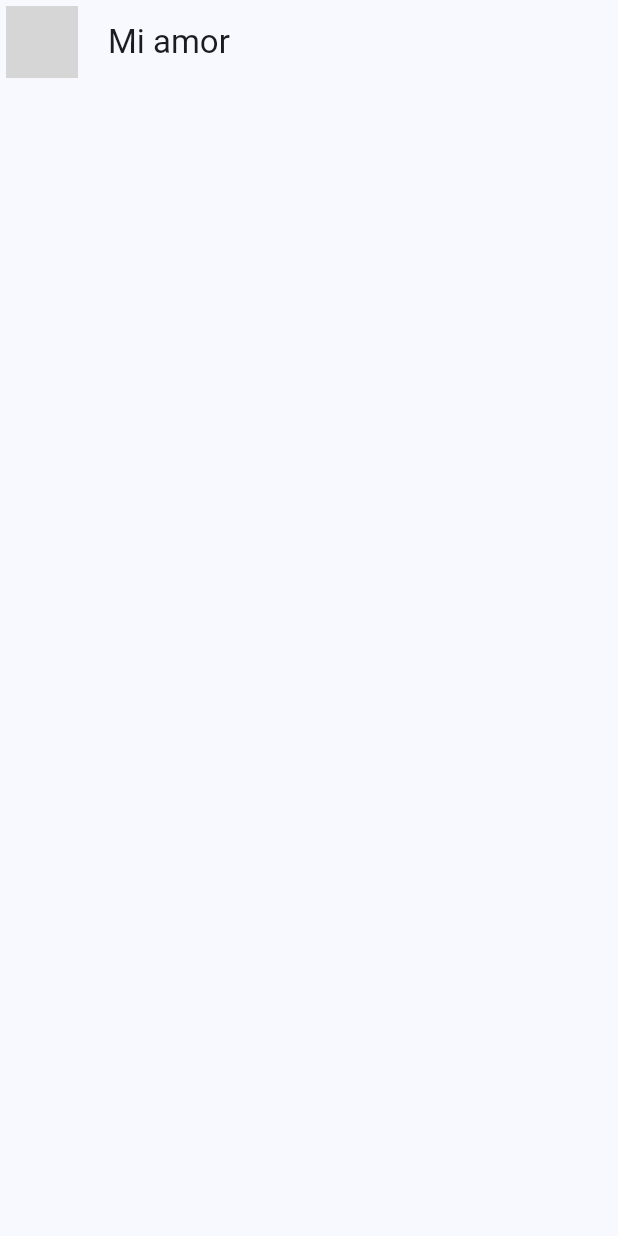
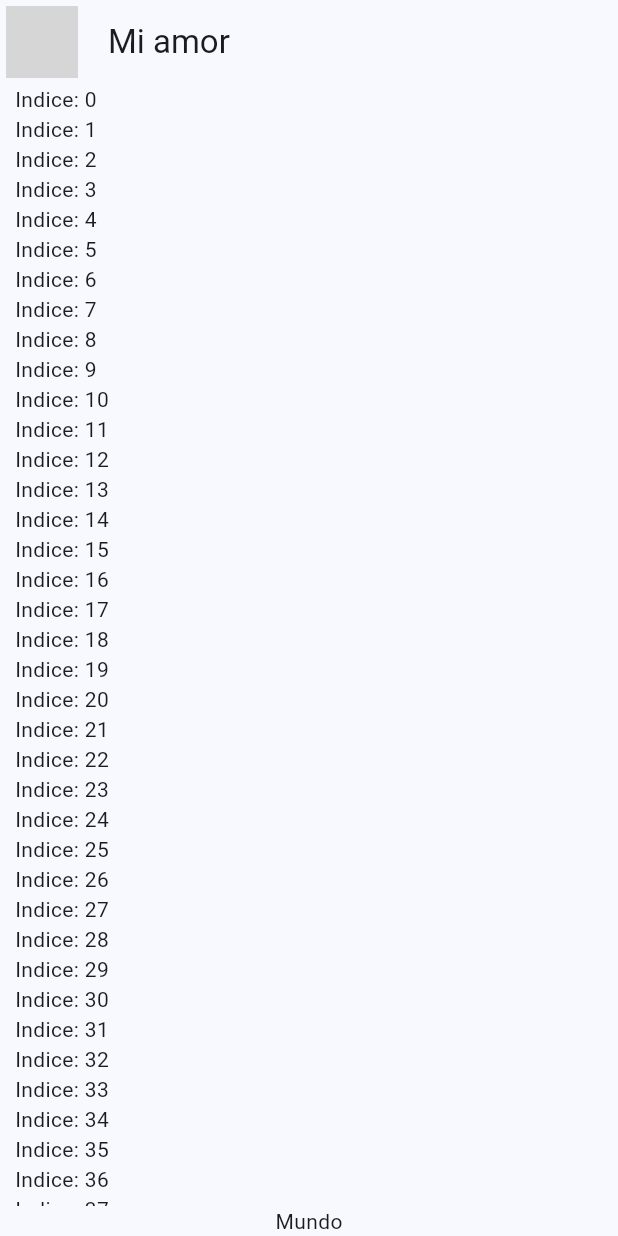
Before and after one commit to EddyRuLop/yesno_app, a Flutter app: the screen it shows after launch, on a phone screen of 412 x 824 dp. Run offline on Flutter 3.47's test engine with Material 3 defaults, Android fonts, the phone set to English and light mode, and no system bars; network calls fail; grey boxes are pictures that could not be loaded.

```diff
--- a/lib/presentation/chat/chat_screen.dart
+++ b/lib/presentation/chat/chat_screen.dart
@@ -17,6 +17,29 @@ class ChatScreen extends StatelessWidget {
         title: const Text("Mi amor"),
         centerTitle: false,
       ),
+      body: _ChatView(),
     );
   }
 }
+
+class _ChatView extends StatelessWidget {
+  @override
+  Widget build(BuildContext context) {
+    return SafeArea(
+      child: Padding(
+        padding: const EdgeInsets.symmetric(horizontal: 10),
+        child: Column(
+          children: [
+            Expanded(
+                child: ListView.builder(
+                    itemCount: 100,
+                    itemBuilder: (context, index) {
+                      return Text("Indice: $index");
+                    })),
+            Text("Mundo")
+          ],
+        ),
+      ),
+    );
+  }
+}
```
